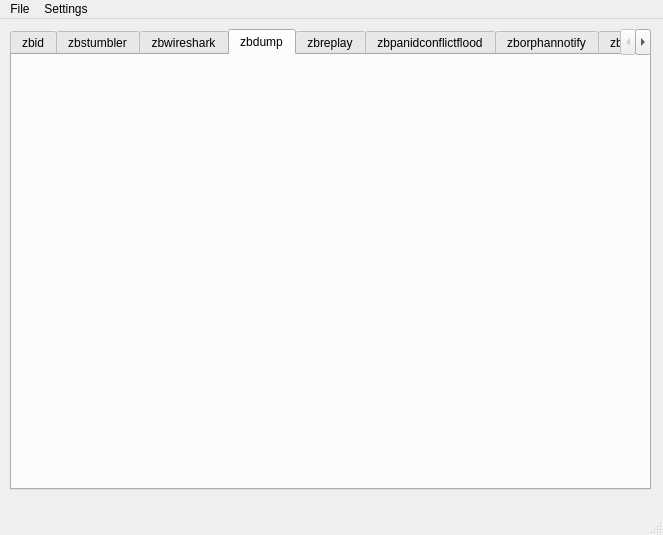
Qt form UI/main.ui (attify/Attify-Zigbee-Framework) before a commit.
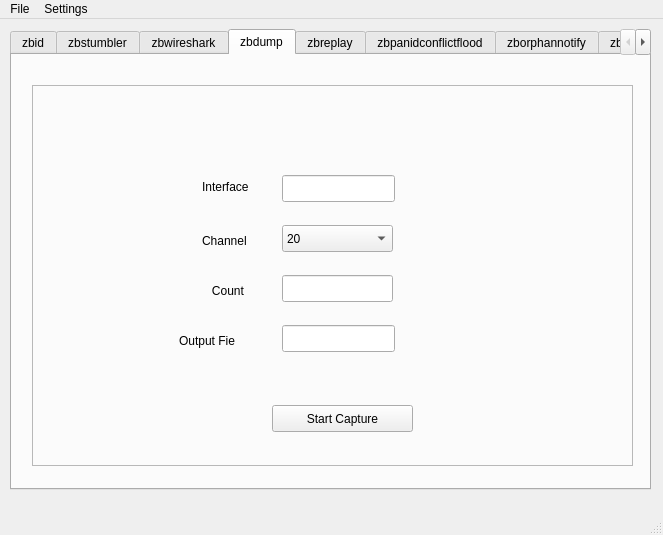
The same form after that commit. The open tabs and pages were chosen to show the change.

Patch:
```diff
--- a/UI/main.ui
+++ b/UI/main.ui
@@ -157,6 +157,170 @@
      <attribute name="title">
       <string>zbdump</string>
      </attribute>
+     <widget class="QFrame" name="frame_2">
+      <property name="geometry">
+       <rect>
+        <x>20</x>
+        <y>30</y>
+        <width>601</width>
+        <height>381</height>
+       </rect>
+      </property>
+      <property name="frameShape">
+       <enum>QFrame::StyledPanel</enum>
+      </property>
+      <property name="frameShadow">
+       <enum>QFrame::Raised</enum>
+      </property>
+      <widget class="QLabel" name="label_4">
+       <property name="geometry">
+        <rect>
+         <x>170</x>
+         <y>86</y>
+         <width>68</width>
+         <height>31</height>
+        </rect>
+       </property>
+       <property name="text">
+        <string>Interface</string>
+       </property>
+      </widget>
+      <widget class="QLineEdit" name="lineEdit_zbdumpInterface">
+       <property name="geometry">
+        <rect>
+         <x>250</x>
+         <y>90</y>
+         <width>113</width>
+         <height>27</height>
+        </rect>
+       </property>
+      </widget>
+      <widget class="QLabel" name="label_5">
+       <property name="geometry">
+        <rect>
+         <x>170</x>
+         <y>140</y>
+         <width>68</width>
+         <height>31</height>
+        </rect>
+       </property>
+       <property name="text">
+        <string>Channel</string>
+       </property>
+      </widget>
+      <widget class="QComboBox" name="comboBox_zbdumpChannel">
+       <property name="geometry">
+        <rect>
+         <x>250</x>
+         <y>140</y>
+         <width>111</width>
+         <height>27</height>
+        </rect>
+       </property>
+       <item>
+        <property name="text">
+         <string>20</string>
+        </property>
+       </item>
+       <item>
+        <property name="text">
+         <string>21</string>
+        </property>
+       </item>
+       <item>
+        <property name="text">
+         <string>22</string>
+        </property>
+       </item>
+       <item>
+        <property name="text">
+         <string>23</string>
+        </property>
+       </item>
+       <item>
+        <property name="text">
+         <string>24</string>
+        </property>
+       </item>
+       <item>
+        <property name="text">
+         <string>25</string>
+        </property>
+       </item>
+       <item>
+        <property name="text">
+         <string>26</string>
+        </property>
+       </item>
+       <item>
+        <property name="text">
+         <string>27</string>
+        </property>
+       </item>
+      </widget>
+      <widget class="QLabel" name="label_6">
+       <property name="geometry">
+        <rect>
+         <x>170</x>
+         <y>190</y>
+         <width>68</width>
+         <height>31</height>
+        </rect>
+       </property>
+       <property name="text">
+        <string>   Count</string>
+       </property>
+      </widget>
+      <widget class="QLineEdit" name="lineEdit_zbdumpCount">
+       <property name="geometry">
+        <rect>
+         <x>250</x>
+         <y>190</y>
+         <width>111</width>
+         <height>27</height>
+        </rect>
+       </property>
+      </widget>
+      <widget class="QLabel" name="label_7">
+       <property name="geometry">
+        <rect>
+         <x>147</x>
+         <y>240</y>
+         <width>81</width>
+         <height>31</height>
+        </rect>
+       </property>
+       <property name="text">
+        <string>Output Fie</string>
+       </property>
+      </widget>
+      <widget class="QLineEdit" name="lineEdit_zbdumpOutput">
+       <property name="geometry">
+        <rect>
+         <x>250</x>
+         <y>240</y>
+         <width>113</width>
+         <height>27</height>
+        </rect>
+       </property>
+      </widget>
+      <widget class="QPushButton" name="pushButton_zbdumpCapture">
+       <property name="geometry">
+        <rect>
+         <x>240</x>
+         <y>320</y>
+         <width>141</width>
+         <height>27</height>
+        </rect>
+       </property>
+       <property name="text">
+        <string>Start Capture</string>
+       </property>
+       <property name="checkable">
+        <bool>true</bool>
+       </property>
+      </widget>
+     </widget>
     </widget>
     <widget class="QWidget" name="zbreplay">
      <attribute name="title">
```
Left out of the diff: 2 changed lines with no effect on the pictures.
